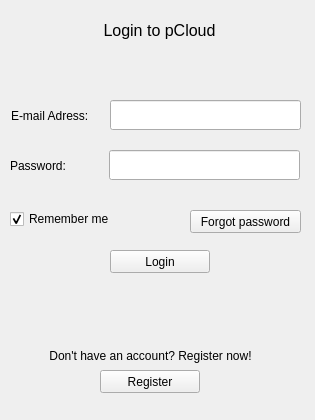
Above: pCloud/loginwindow.ui from pcloudcom/pfs-gui before the change. Below: the same form after it.
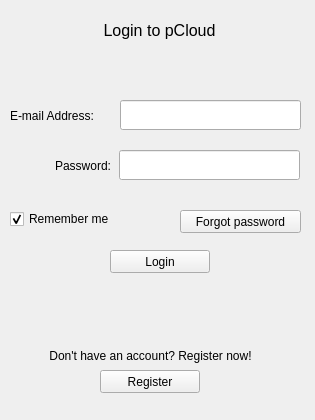
That is the form after the change.

Commit message: UI widgets set rigth properties

```diff
--- a/pCloud/loginwindow.ui
+++ b/pCloud/loginwindow.ui
@@ -17,9 +17,9 @@
    <widget class="QLineEdit" name="password">
     <property name="geometry">
      <rect>
-      <x>109</x>
+      <x>119</x>
       <y>150</y>
-      <width>191</width>
+      <width>181</width>
       <height>30</height>
      </rect>
     </property>
@@ -30,9 +30,9 @@
    <widget class="QLineEdit" name="email">
     <property name="geometry">
      <rect>
-      <x>110</x>
+      <x>120</x>
       <y>100</y>
-      <width>191</width>
+      <width>181</width>
       <height>30</height>
      </rect>
     </property>
@@ -42,25 +42,28 @@
      <rect>
       <x>10</x>
       <y>150</y>
-      <width>71</width>
+      <width>101</width>
       <height>31</height>
      </rect>
     </property>
     <property name="text">
      <string>Password:</string>
     </property>
+    <property name="alignment">
+     <set>Qt::AlignRight|Qt::AlignTrailing|Qt::AlignVCenter</set>
+    </property>
    </widget>
    <widget class="QLabel" name="label">
     <property name="geometry">
      <rect>
-      <x>11</x>
+      <x>10</x>
       <y>100</y>
-      <width>91</width>
+      <width>101</width>
       <height>31</height>
      </rect>
     </property>
     <property name="text">
-     <string>E-mail Adress:</string>
+     <string>E-mail Address:</string>
     </property>
    </widget>
    <widget class="QLabel" name="error">
@@ -166,9 +169,9 @@
    <widget class="QPushButton" name="forgotButton">
     <property name="geometry">
      <rect>
-      <x>190</x>
+      <x>180</x>
       <y>210</y>
-      <width>111</width>
+      <width>121</width>
       <height>23</height>
      </rect>
     </property>
```
The commit also changes 1 other file.
